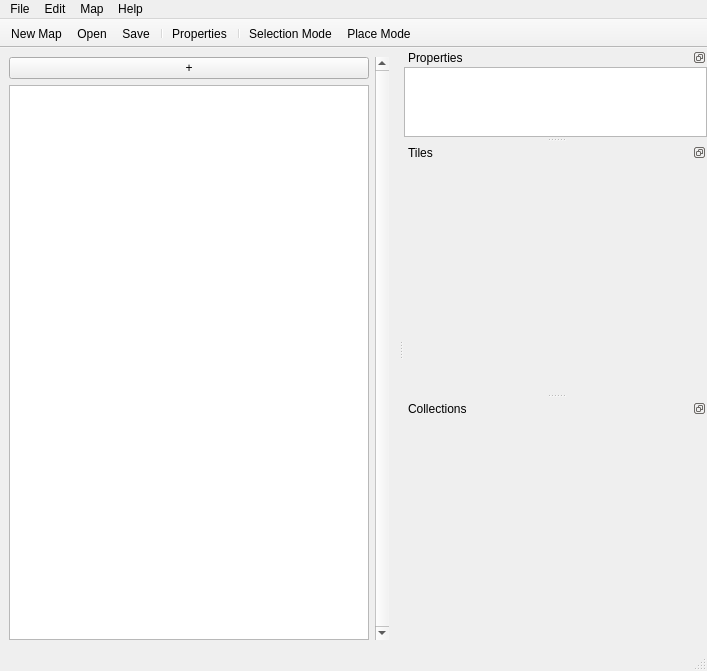
This is roadr_editor/main.ui in Xalageus/roadr-editor as Qt 5 draws it before an edit. The edited form follows.
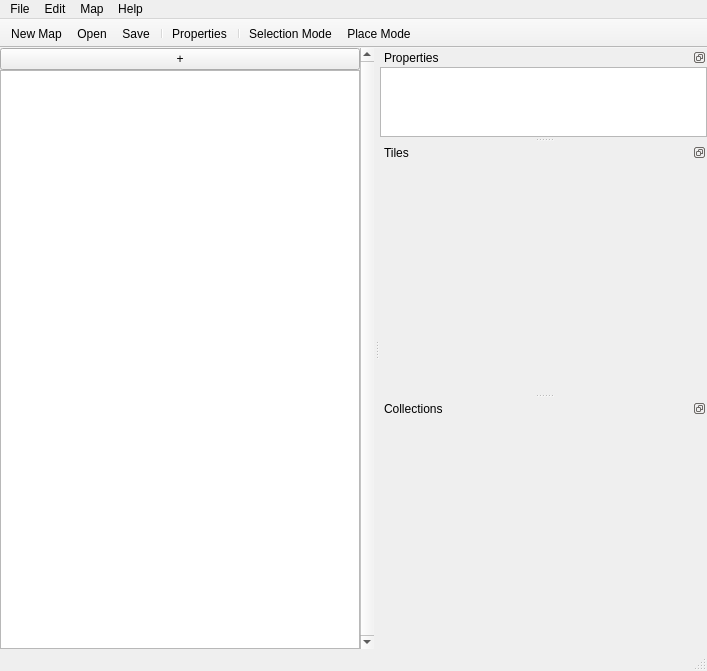
This is the edited form. Custom widgets are drawn as their Qt base class.

Commit message: Remove spacing and margins

Diff of the .ui file:
```diff
--- a/roadr_editor/main.ui
+++ b/roadr_editor/main.ui
@@ -24,9 +24,24 @@
   </property>
   <widget class="QWidget" name="centralwidget">
    <layout class="QHBoxLayout" name="horizontalLayout_2">
+    <property name="spacing">
+     <number>0</number>
+    </property>
     <property name="sizeConstraint">
      <enum>QLayout::SetMaximumSize</enum>
     </property>
+    <property name="leftMargin">
+     <number>0</number>
+    </property>
+    <property name="topMargin">
+     <number>0</number>
+    </property>
+    <property name="rightMargin">
+     <number>0</number>
+    </property>
+    <property name="bottomMargin">
+     <number>0</number>
+    </property>
     <item>
      <layout class="QVBoxLayout" name="editorVL">
       <item>
```
